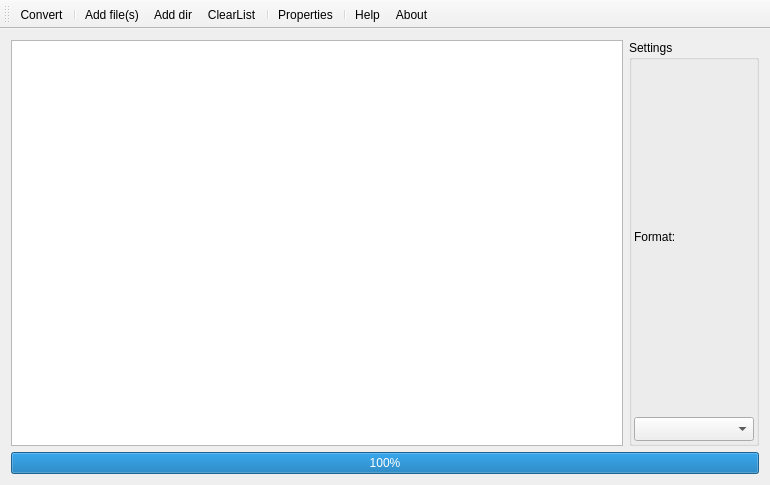
The window that AmuletGUI/main_window.ui (aka-mccloud/amulet) describes before a commit, drawn with Qt 5.
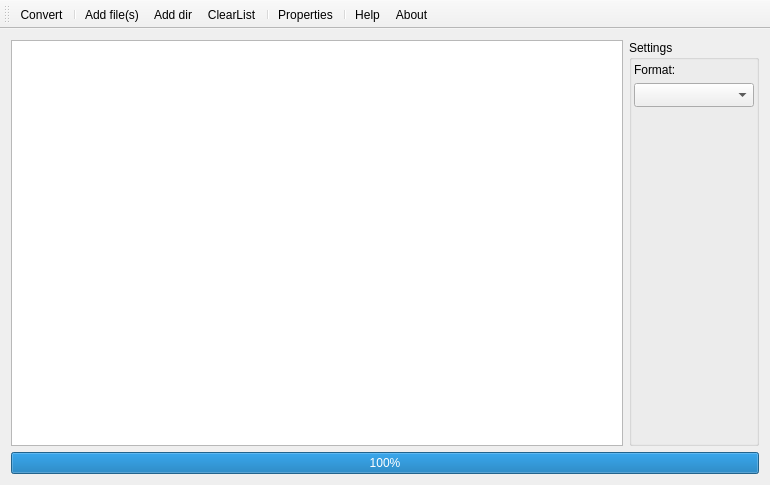
The same window after the commit. Icons and pictures are not drawn. Custom widgets are drawn as their Qt base class.

The edit to the form file:
```diff
--- a/AmuletGUI/main_window.ui
+++ b/AmuletGUI/main_window.ui
@@ -116,6 +116,9 @@
              </property>
             </widget>
            </item>
+           <item row="2" column="0">
+            <widget class="QStackedWidget" name="stackedWidget"/>
+           </item>
           </layout>
          </item>
         </layout>
```
Left out of the diff: 3 changed lines with no effect on the pictures.
